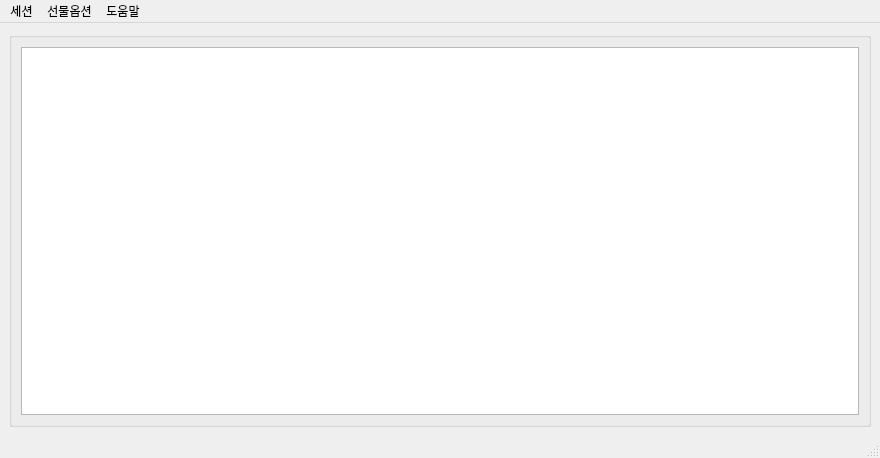
This is UI/skybot_nm.ui in skygoldfish/SkyBot as Qt 5 draws it before an edit. The edited form follows.
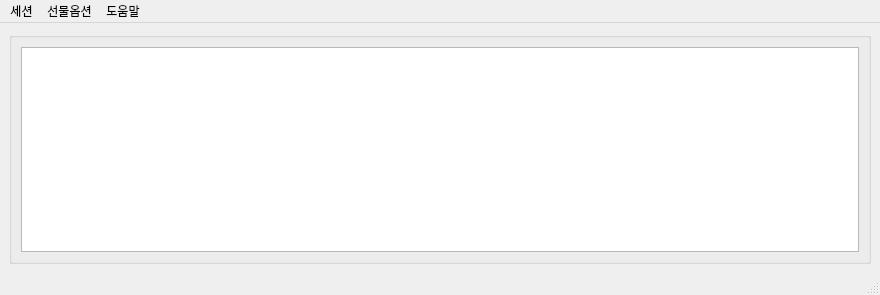
This is the edited form. Icons and pictures are not drawn.

Commit message: UI 정리

What changed in the file:
```diff
--- a/UI/skybot_nm.ui
+++ b/UI/skybot_nm.ui
@@ -7,7 +7,7 @@
     <x>0</x>
     <y>0</y>
     <width>880</width>
-    <height>458</height>
+    <height>295</height>
    </rect>
   </property>
   <property name="windowTitle">
```
The commit also changes 1 other file.
